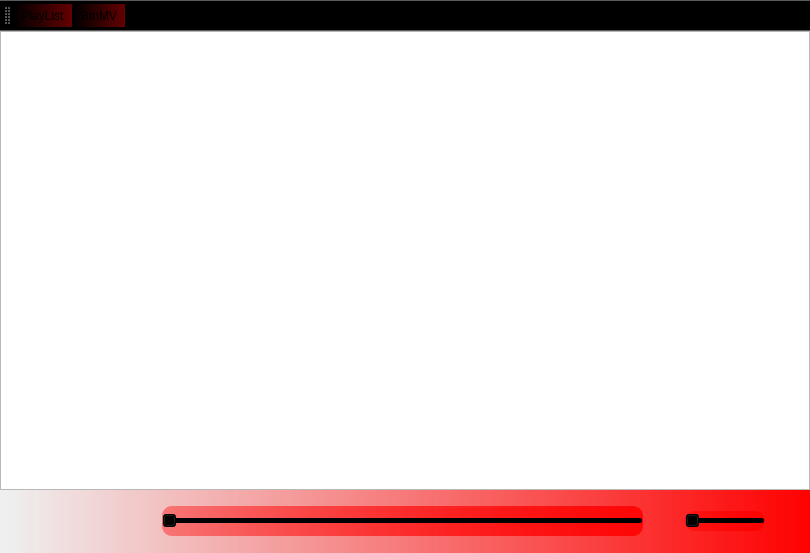
First picture: the form in MusicPlayerMainWindow.ui, repository ZHKU-Robot/MusicPlay, before the edit.
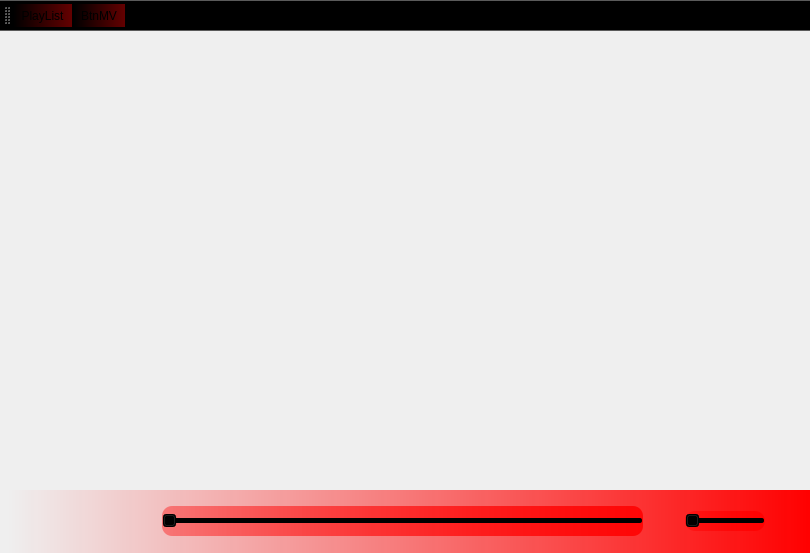
Second picture: the form after the edit. Icons and pictures are not drawn.

Diff of the .ui file:
```diff
--- a/MusicPlayerMainWindow.ui
+++ b/MusicPlayerMainWindow.ui
@@ -43,7 +43,7 @@
      <number>0</number>
     </property>
     <item>
-     <layout class="QHBoxLayout" name="horizontalLayout_2" stretch="0,0">
+     <layout class="QHBoxLayout" name="horizontalLayout_2" stretch="0">
       <property name="spacing">
        <number>0</number>
       </property>
@@ -53,9 +53,6 @@
       <item>
        <layout class="QHBoxLayout" name="mainBodyLayout"/>
       </item>
-      <item>
-       <widget class="QListView" name="listView"/>
-      </item>
      </layout>
     </item>
     <item>
```
